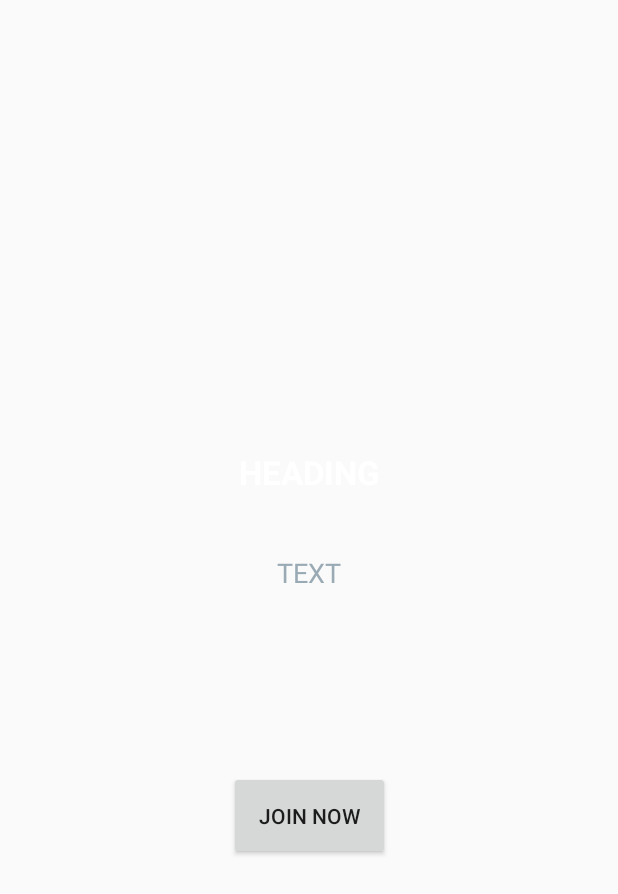
After one commit to JCPasillas/quiz-and-a, an Android app: the layout slide_page.xml on its own in the app's theme, with its tools: preview values and no code run, on a phone screen of 412 x 824 dp. The commit adds this screen. Shown: the top 894 px of the screen. Run offline under Robolectric (Android 15) with nearby library versions, the phone set to English and light mode, and no system bars.

Commit message:
implemented splash screen and startup screen

```diff
--- /dev/null
+++ b/app/src/main/res/layout/slide_page.xml
@@ -0,0 +1,75 @@
+<?xml version="1.0" encoding="utf-8"?>
+<androidx.constraintlayout.widget.ConstraintLayout
+    xmlns:android="http://schemas.android.com/apk/res/android"
+    xmlns:app="http://schemas.android.com/apk/res-auto"
+    xmlns:tools="http://schemas.android.com/tools"
+    android:layout_width="match_parent"
+    android:layout_height="match_parent">
+
+    <ImageView
+        android:id="@+id/slide_page_ic_left"
+        android:layout_width="150dp"
+        android:layout_height="150dp"
+        app:layout_constraintStart_toStartOf="parent"
+        app:layout_constraintTop_toTopOf="parent"
+        android:layout_marginTop="100dp"/>
+
+    <ImageView
+        android:id="@+id/slide_page_ic"
+        android:layout_width="150dp"
+        android:layout_height="150dp"
+        app:layout_constraintEnd_toEndOf="parent"
+        app:layout_constraintStart_toStartOf="parent"
+        app:layout_constraintTop_toTopOf="parent"
+        android:layout_marginTop="100dp"/>
+
+    <ImageView
+        android:id="@+id/slide_page_ic_right"
+        android:layout_width="150dp"
+        android:layout_height="150dp"
+        app:layout_constraintEnd_toEndOf="parent"
+        app:layout_constraintTop_toTopOf="parent"
+        android:layout_marginTop="100dp"/>
+
+    <TextView
+        android:id="@+id/slide_page_heading"
+        android:layout_width="wrap_content"
+        android:layout_height="wrap_content"
+        app:layout_constraintEnd_toEndOf="parent"
+        app:layout_constraintStart_toStartOf="parent"
+        app:layout_constraintTop_toBottomOf="@+id/slide_page_ic"
+        android:layout_marginTop="50dp"
+        android:text="HEADING"
+        android:textSize="22sp"
+        android:textStyle="bold"
+        android:textColor="@android:color/white"/>
+
+    <TextView
+        android:id="@+id/slide_page_text"
+        android:layout_width="wrap_content"
+        android:layout_height="wrap_content"
+        android:paddingVertical="20dp"
+        android:paddingHorizontal="50dp"
+        app:layout_constraintEnd_toEndOf="parent"
+        app:layout_constraintStart_toStartOf="parent"
+        app:layout_constraintTop_toBottomOf="@+id/slide_page_heading"
+        android:layout_marginTop="20dp"
+        android:text="TEXT"
+        android:textSize="18sp"
+        android:textColor="@color/colorText"
+        android:textAlignment="center"/>
+
+    <Button
+        android:id="@+id/join_btn"
+        android:layout_width="wrap_content"
+        android:layout_height="wrap_content"
+        android:padding="20dp"
+        app:layout_constraintEnd_toEndOf="parent"
+        app:layout_constraintStart_toStartOf="parent"
+        app:layout_constraintTop_toBottomOf="@+id/slide_page_text"
+        android:layout_marginTop="100dp"
+        android:text="JOIN NOW"/>
+
+
+
+</androidx.constraintlayout.widget.ConstraintLayout>
--- a/app/src/main/res/values/colors.xml
+++ b/app/src/main/res/values/colors.xml
@@ -1,6 +1,10 @@
 <?xml version="1.0" encoding="utf-8"?>
 <resources>
-    <color name="colorPrimary">#6200EE</color>
-    <color name="colorPrimaryDark">#3700B3</color>
-    <color name="colorAccent">#03DAC5</color>
+    <color name="colorBackground">#36383B</color>
+    <color name="colorPrimary">#2C2F33</color>
+    <color name="colorPrimaryDark">#23272A</color>
+    <color name="colorAccent">#961919</color>
+
+    <color name="colorText">#99AAB5</color>
+    <color name="pureWhite">#FFFFFF</color>
 </resources>
--- a/app/src/main/res/values/styles.xml
+++ b/app/src/main/res/values/styles.xml
@@ -8,4 +8,10 @@
         <item name="colorAccent">@color/colorAccent</item>
     </style>
 
+    <!-- Remove Action Bar -->
+    <style name="AppTheme.NoActionBar">
+        <item name="windowActionBar">false</item>
+        <item name="windowNoTitle">true</item>
+    </style>
+
 </resources>
```
Also changed, not shown: app/src/main/AndroidManifest.xml (+11 -3 lines), app/src/main/res/layout/activity_on_startup.xml (added, +50 -0 lines), app/src/main/res/layout/activity_splash_screen.xml (added, +18 -0 lines).
